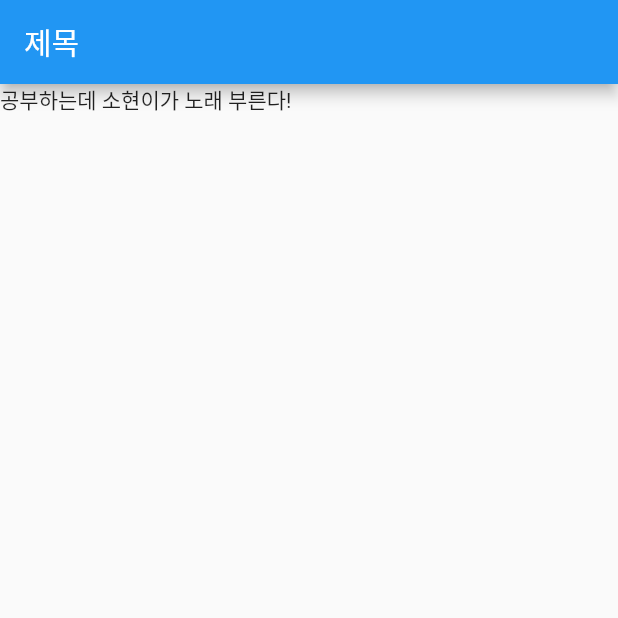
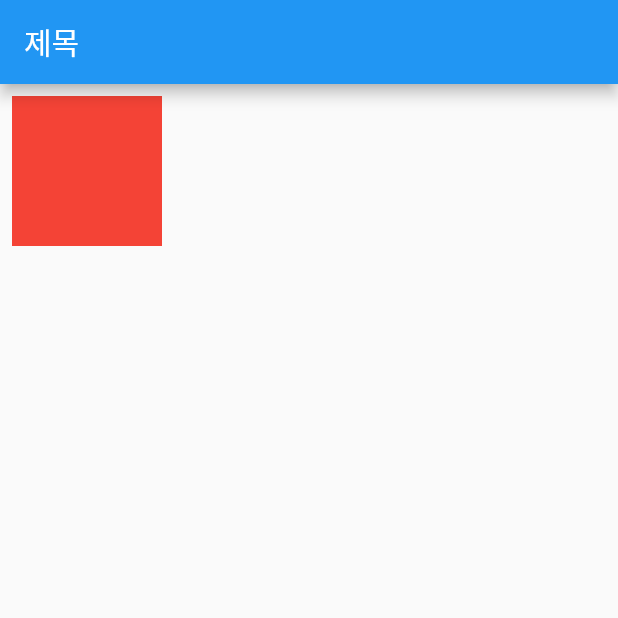
Before and after one commit to manggong/Flutter, a Flutter app: the screen it shows after launch, on a phone screen of 412 x 824 dp, the top half of it. Run offline on Flutter 3.47's test engine with Material 2 defaults, Android fonts, the phone set to English and light mode, and no system bars.

Commit message:
add Container

```diff
--- a/first_app/lib/main.dart
+++ b/first_app/lib/main.dart
@@ -25,7 +25,13 @@ class MyHomePage extends StatelessWidget {
       appBar: AppBar(
         title: Text("제목")
       ),
-      body: Text("공부하는데 소현이가 노래 부른다!")
+      body: Container(
+        color: Colors.red,
+        width: 100,
+        height: 100,
+        padding: const EdgeInsets.all(8.0),
+        margin: const EdgeInsets.all(8.0)
+      ) // 본문 들어갈 부분
     );
   }
 }
```
